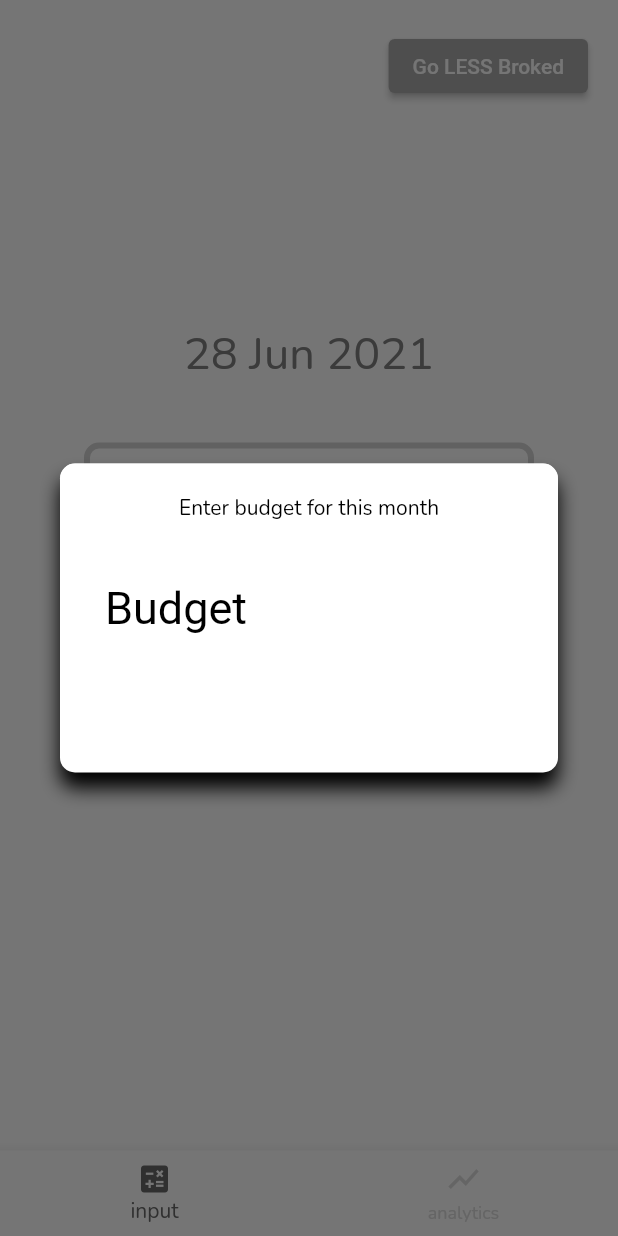
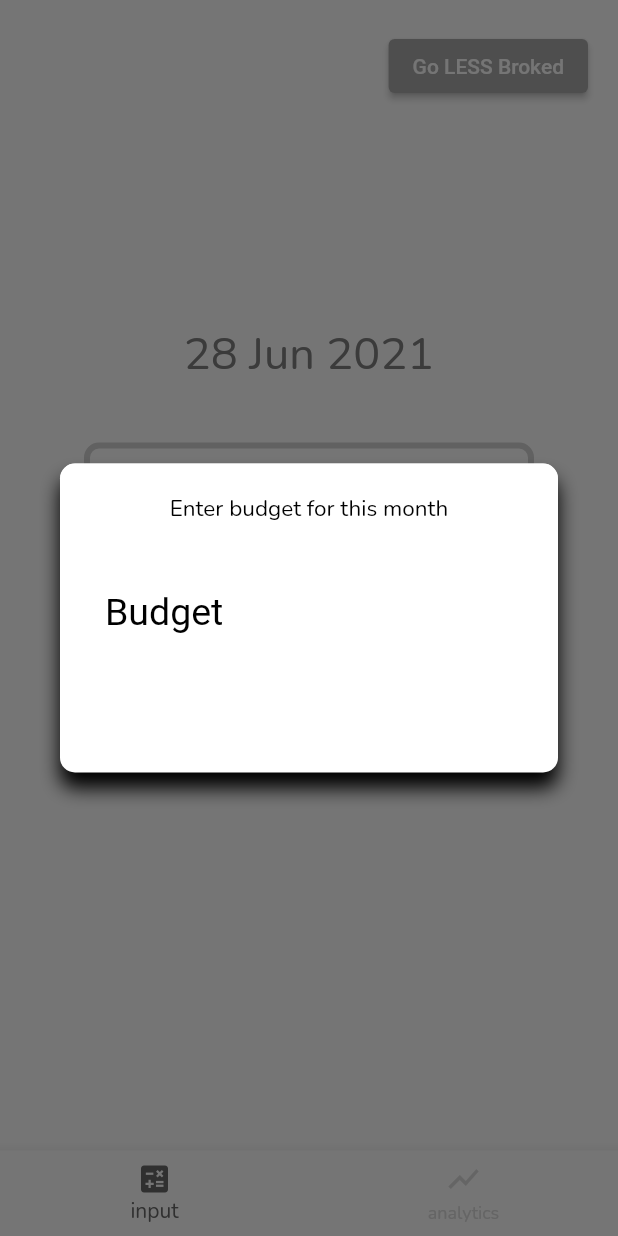
Before and after one commit to phantomcorn/Broked, a Flutter app: the screen it shows after launch, after a tap on "Go LESS Broked", on a phone screen of 412 x 824 dp. Run offline on Flutter 3.47's test engine with Material 2 defaults, Android fonts, the light colour scheme and no system bars; our stand-ins replace audioplayers, flutter_datetime_picker, google_fonts, sqflite; missing offline and left inert: animated_button; accounts and stored records are empty.

Commit message:
change fontSize of budget input window

```diff
--- a/lib/main.dart
+++ b/lib/main.dart
@@ -271,7 +271,8 @@
               Text(
                 "Enter budget for this month",
                 style: TextStyle(
-                  color: Colors.black
+                  color: Colors.black,
+                  fontSize: 15
                 )
               ),
               SizedBox(height : 20),
@@ -321,7 +322,8 @@
       decoration: InputDecoration(
           hintText: 'Budget',
           hintStyle: TextStyle(
-              color : Colors.black
+              color : Colors.black,
+              fontSize: 25
           ),
           border: InputBorder.none,
           contentPadding: EdgeInsets.symmetric(vertical: 20.0, horizontal: 10.0)
```
